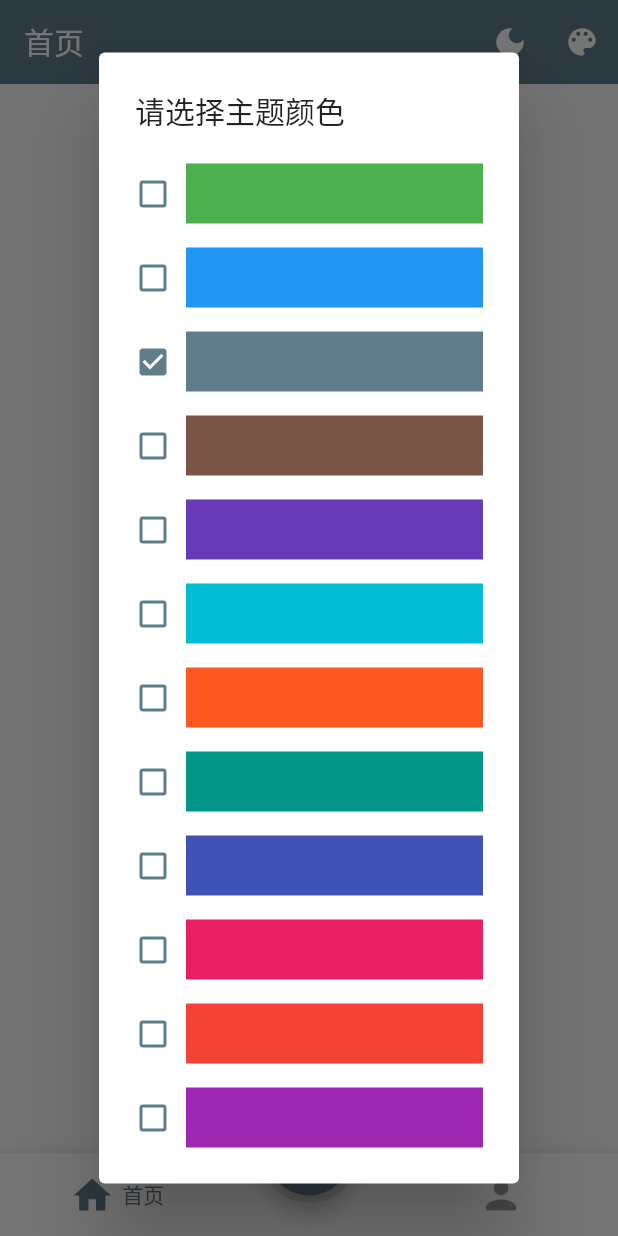
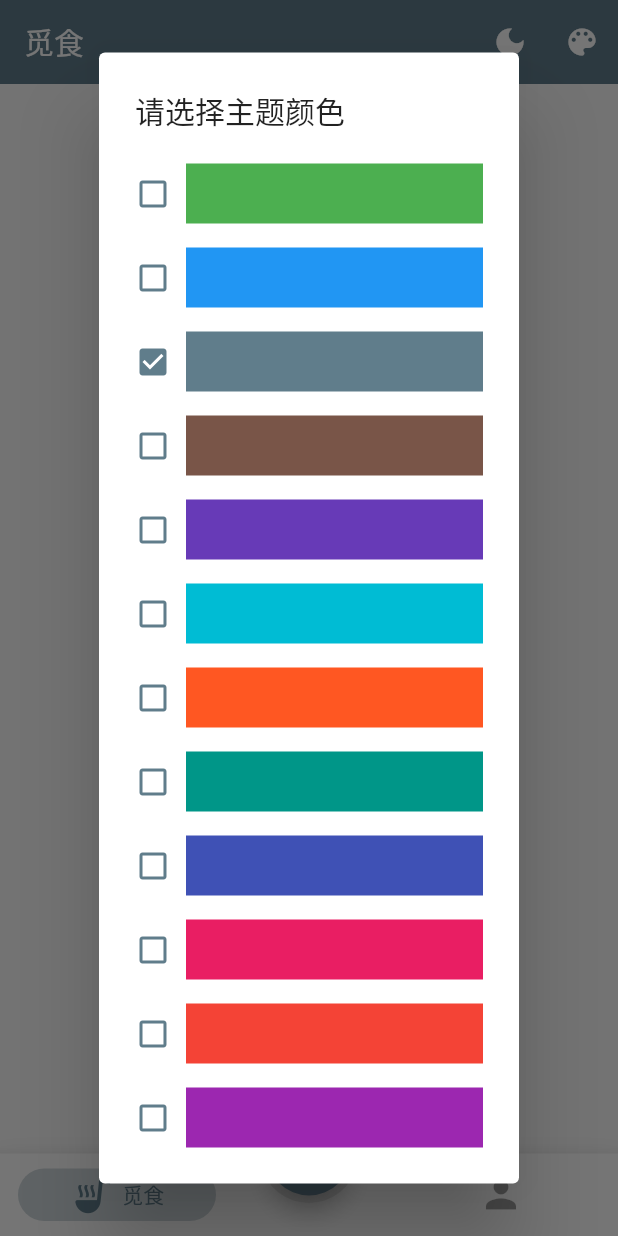
Before and after one commit to hellowmonkey-site/kitchen-flutter, a Flutter app: the screen it shows after launch, after a tap on the "color lens" icon, on a phone screen of 412 x 824 dp. Run offline on Flutter 3.47's test engine with Material 2 defaults, Android fonts, the phone set to English and light mode, and no system bars; our stand-ins replace dio, fluttertoast, get, shared_preferences.

Commit message:
feat：  页面布局

```diff
--- a/lib/config/page.dart
+++ b/lib/config/page.dart
@@ -8,6 +8,7 @@ class PageItem {
 }
 
 final List<PageItem> pageList = [
-  PageItem(text: '首页', icon: Icons.home),
+  PageItem(text: '觅食', icon: Icons.soup_kitchen),
+  // PageItem(text: '发布', icon: Icons.add_a_photo),
   PageItem(text: '我的', icon: Icons.person)
 ];
--- a/lib/layout/main_layout.dart
+++ b/lib/layout/main_layout.dart
@@ -4,7 +4,8 @@ import 'package:kitchen_flutter/config/page.dart';
 import 'package:kitchen_flutter/config/theme.dart';
 import 'package:kitchen_flutter/controller/main_controller.dart';
 import 'package:kitchen_flutter/helper/application.dart';
-import 'package:kitchen_flutter/page/index_page.dart';
+import 'package:kitchen_flutter/page/publish_page.dart';
+import 'package:kitchen_flutter/page/search_page.dart';
 import 'package:kitchen_flutter/page/user_page.dart';
 import 'package:kitchen_flutter/provider/theme_provider.dart';
 import 'package:provider/provider.dart';
@@ -36,8 +37,7 @@ class MainLayout extends StatelessWidget {
       child: Scaffold(
         appBar: AppBar(
           elevation: 0,
-          title: Obx(
-              () => Text(pageList[controller.pageIndex.value].text)),
+          title: Obx(() => Text(pageList[controller.pageIndex.value].text)),
           actions: [
             IconButton(
                 onPressed: () {
@@ -50,7 +50,10 @@ class MainLayout extends StatelessWidget {
                           children: themeModeList.map((item) {
                             final int index = themeModeList.indexOf(item);
                             return SimpleDialogOption(
-                              onPressed: () {},
+                              onPressed: () {
+                                themeProvider.changeThemeMode(index);
+                                Navigator.of(context).pop();
+                              },
                               child: Row(
                                 children: <Widget>[
                                   Icon(
@@ -80,8 +83,7 @@ class MainLayout extends StatelessWidget {
                   showDialog(
                       context: context,
                       builder: (context) {
-                        final currentIndex = themeColorList
-                            .indexOf(Theme.of(context).primaryColor);
+                        final currentIndex = themeProvider.themeColorIndex;
                         return SimpleDialog(
                           title: const Text('请选择主题颜色'),
                           children: themeColorList.map((color) {
@@ -121,7 +123,7 @@ class MainLayout extends StatelessWidget {
           onPageChanged: (int index) {
             controller.changePageIndex(index);
           },
-          children: const [IndexPage(), UserPage()],
+          children: const [SearchPage(), UserPage()],
         ),
         bottomNavigationBar: BottomAppBar(
           color: Theme.of(context).bottomAppBarColor,
@@ -141,17 +143,26 @@ class MainLayout extends StatelessWidget {
                   var index = pageList.indexOf(item);
                   list.add(Expanded(
                     child: Padding(
-                      padding: const EdgeInsets.all(5),
+                      padding: const EdgeInsets.symmetric(
+                          vertical: 10, horizontal: 12),
                       child: Obx(
                         () => TextButton(
                           onPressed: () {
                             pageController.jumpToPage(index);
                           },
                           style: TextButton.styleFrom(
+                              padding: const EdgeInsets.all(0),
                               foregroundColor:
                                   controller.pageIndex.value == index
-                                      ? Theme.of(context).indicatorColor
+                                      ? Theme.of(context).primaryColor
                                       : Theme.of(context).disabledColor,
+                              backgroundColor:
+                                  controller.pageIndex.value == index
+                                      ? themeProvider.themeBrightness ==
+                                              Brightness.dark
+                                          ? Theme.of(context).primaryColorDark
+                                          : Theme.of(context).primaryColorLight
+                                      : null,
                               shape: RoundedRectangleBorder(
                                   borderRadius: BorderRadius.circular(20))),
                           child: Row(
@@ -186,7 +197,12 @@ class MainLayout extends StatelessWidget {
           ),
         ),
         floatingActionButton: FloatingActionButton(
-          onPressed: () {},
+          tooltip: '发布新菜谱',
+          onPressed: () {
+            Get.to(() => const PublishPage(),
+                fullscreenDialog: true, transition: Transition.downToUp);
+          },
+          backgroundColor: Theme.of(context).primaryColor,
           child: const Icon(Icons.add),
         ),
         floatingActionButtonLocation: FloatingActionButtonLocation.centerDocked,
--- a/lib/main.dart
+++ b/lib/main.dart
@@ -38,7 +38,8 @@ class MainApp extends StatelessWidget {
   @override
   Widget build(BuildContext context) {
     final themeProvider = Provider.of<ThemeProvider>(context);
-    final primarySwatch = themeColorList[themeProvider.themeColorIndex] as MaterialColor;
+    final primarySwatch =
+        themeColorList[themeProvider.themeColorIndex] as MaterialColor;
     final themeMode = themeModeList[themeProvider.themeModeIndex];
 
     return GetMaterialApp(
@@ -49,11 +50,13 @@ class MainApp extends StatelessWidget {
       // ],
       // supportedLocales: const [Locale('zh', 'CN')],
       theme: ThemeData(
+          primaryColor: primarySwatch,
           primarySwatch: primarySwatch,
           brightness: Brightness.light,
           backgroundColor: Colors.white),
       darkTheme: ThemeData(
-          primarySwatch: primarySwatch,
+        primaryColor: primarySwatch,
+        primarySwatch: primarySwatch,
         brightness: Brightness.dark,
         backgroundColor: Colors.grey[800],
       ),
--- a/lib/page/index_page.dart
+++ b/lib/page/list_page.dart
@@ -1,12 +1,12 @@
 import 'package:flutter/material.dart';
 
-class IndexPage extends StatelessWidget {
-  const IndexPage({super.key});
+class ListPage extends StatelessWidget {
+  const ListPage({super.key});
 
   @override
   Widget build(BuildContext context) {
     return const Scaffold(
-      body: Center(child: Text('index')),
+      body: Center(child: Text('list')),
     );
   }
 }
--- /dev/null
+++ b/lib/page/search_page.dart
@@ -0,0 +1,12 @@
+import 'package:flutter/material.dart';
+
+class SearchPage extends StatelessWidget {
+  const SearchPage({super.key});
+
+  @override
+  Widget build(BuildContext context) {
+    return const Scaffold(
+      body: Center(child: Text('index')),
+    );
+  }
+}
--- a/lib/provider/theme_provider.dart
+++ b/lib/provider/theme_provider.dart
@@ -7,13 +7,15 @@ class ThemeProvider with ChangeNotifier {
   static const themeModeIndexText = 'themeModeIndex';
   static const themeColorIndexText = 'themeColorIndex';
 
-  int themeColorIndex = Application.prefs?.getInt(themeColorIndexText) ?? themeColorDefaultIndex;
+  int themeColorIndex =
+      Application.prefs?.getInt(themeColorIndexText) ?? themeColorDefaultIndex;
 
-  int themeModeIndex = Application.prefs?.getInt(themeModeIndexText)?? themeModeDefaultIndex;
+  int themeModeIndex =
+      Application.prefs?.getInt(themeModeIndexText) ?? themeModeDefaultIndex;
 
   Brightness get themeBrightness {
     var list = [Brightness.light, Brightness.dark];
-    if (themeModeIndex == 2) {
+    if (themeModeIndex == themeModeList.length - 1) {
       return MediaQuery.of(Get.context!).platformBrightness;
     }
     return list[themeModeIndex];
```
Also changed, not shown: lib/page/publish_page.dart (added, +16 -0 lines).
